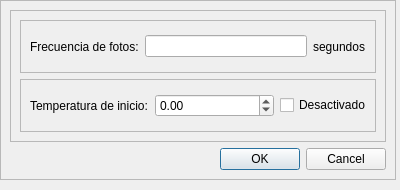
tigre437/interfaz-V0.1, file interfaz_v2/GUI-UI/configFotos.ui: the form before one commit.
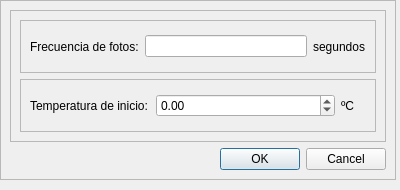
The form after the commit.

Commit message: corregido que las temperaturas no se podian poner negativas en la UI

Patch:
```diff
--- a/interfaz_v2/GUI-UI/configFotos.ui
+++ b/interfaz_v2/GUI-UI/configFotos.ui
@@ -84,6 +84,12 @@
          <layout class="QHBoxLayout" name="horizontalLayout_2">
           <item>
            <widget class="QLabel" name="label_2">
+            <property name="maximumSize">
+             <size>
+              <width>120</width>
+              <height>16777215</height>
+             </size>
+            </property>
             <property name="text">
              <string>Temperatura de inicio:</string>
             </property>
@@ -103,10 +109,10 @@
            </widget>
           </item>
           <item>
-           <widget class="QCheckBox" name="checkBox">
+           <widget class="QLabel" name="label_4">
             <property name="maximumSize">
              <size>
-              <width>86</width>
+              <width>25</width>
               <height>16777215</height>
              </size>
             </property>
@@ -114,7 +120,7 @@
              <string extracomment="Si se desactiva se empezaran a hacer fotos cuando se inicie el experimento"/>
             </property>
             <property name="text">
-             <string>Desactivado</string>
+             <string>ºC</string>
             </property>
            </widget>
           </item>
```
Left out of the diff: 3 changed lines with no effect on the pictures. The commit also changes 7 other files.
